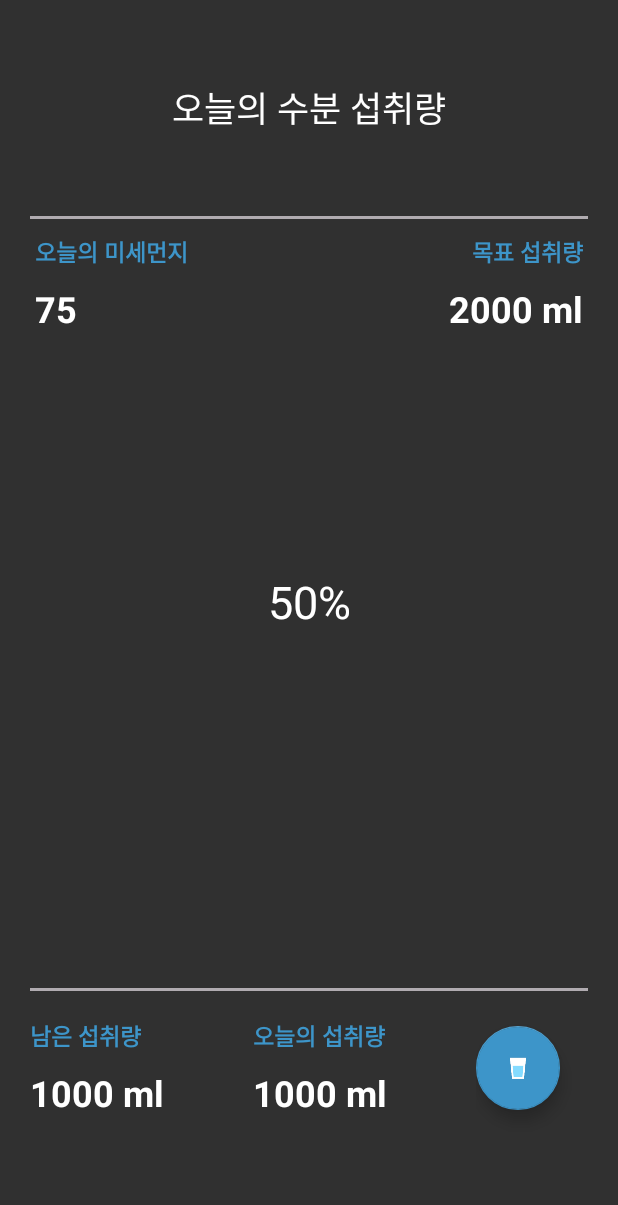
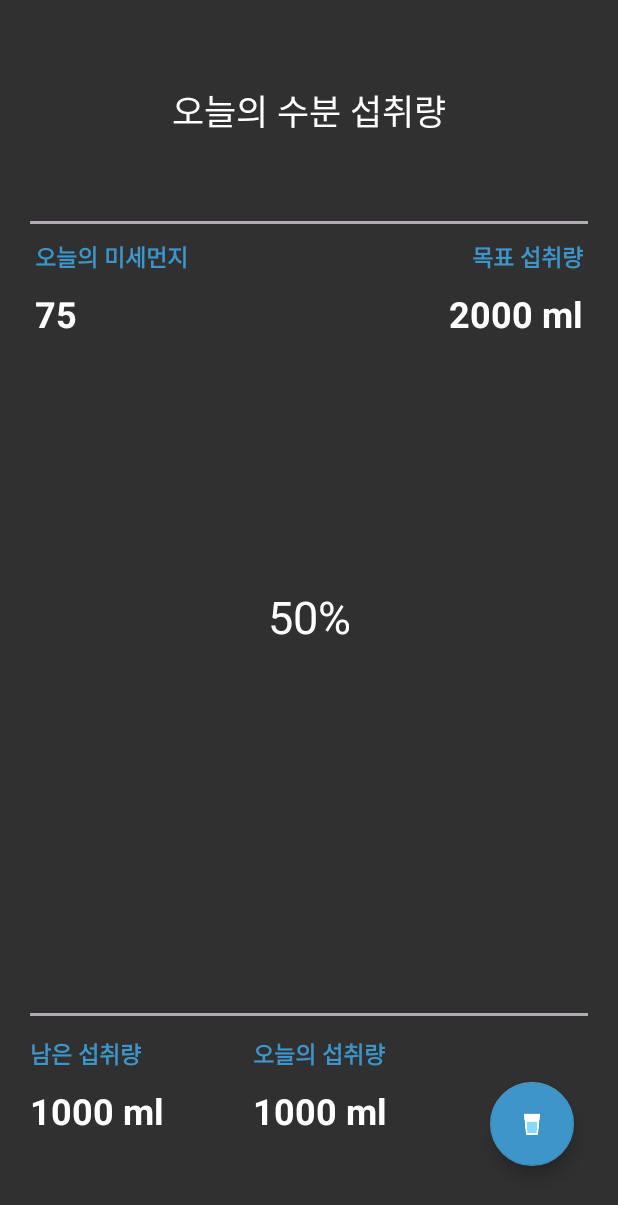
Before and after one commit to skydoves/All-In-One, an Android app: the layout layout_waterdrink.xml on its own in the app's theme, with its tools: preview values and no code run, on a phone screen of 412 x 824 dp. Shown: the top 1205 px of the screen. Run offline under Robolectric (Android 15) with nearby library versions, the phone set to English and light mode, and no system bars; plain views replace ElasticFloatingActionButton.

Commit message:
fixed WaterDrink layout xml file

```diff
--- a/app/src/main/res/layout/layout_waterdrink.xml
+++ b/app/src/main/res/layout/layout_waterdrink.xml
@@ -105,7 +105,7 @@
         <RelativeLayout
             android:layout_width="match_parent"
             android:layout_height="0dp"
-            android:layout_weight="0.8">
+            android:layout_weight="0.7">
 
             <LinearLayout
                 android:id="@+id/divider2"
@@ -121,12 +121,14 @@
                 android:layout_width="match_parent"
                 android:layout_height="match_parent"
                 android:orientation="horizontal"
-                android:padding="20dp">
+                android:paddingLeft="20dp"
+                android:paddingRight="20dp">
 
                 <RelativeLayout
                     android:layout_width="0dp"
                     android:layout_height="match_parent"
-                    android:layout_weight="2">
+                    android:layout_weight="2"
+                    android:layout_marginTop="15dp">
 
                     <TextView
                         android:id="@+id/label_drink_should"
@@ -157,7 +159,8 @@
                 <RelativeLayout
                     android:layout_width="0dp"
                     android:layout_height="match_parent"
-                    android:layout_weight="2">
+                    android:layout_weight="2"
+                    android:layout_marginTop="15dp">
 
                     <TextView
                         android:id="@+id/label_drink_today"
@@ -194,7 +197,7 @@
                         android:id="@+id/fab_drink"
                         android:layout_width="wrap_content"
                         android:layout_height="wrap_content"
-                        android:layout_marginTop="5dp"
+                        android:layout_centerInParent="true"
                         android:src="@drawable/ic_glass0"
                         app:backgroundTint="#3d95c9"
                         app:fabutton_duration="200"
```
